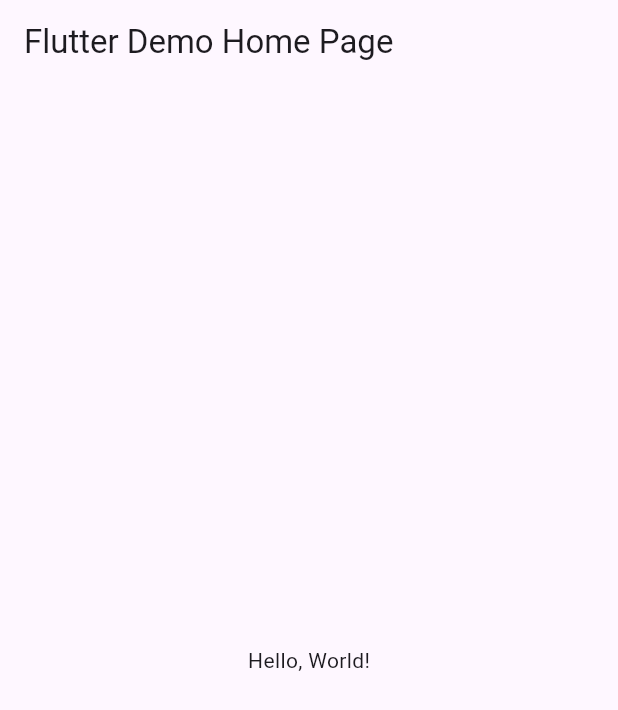
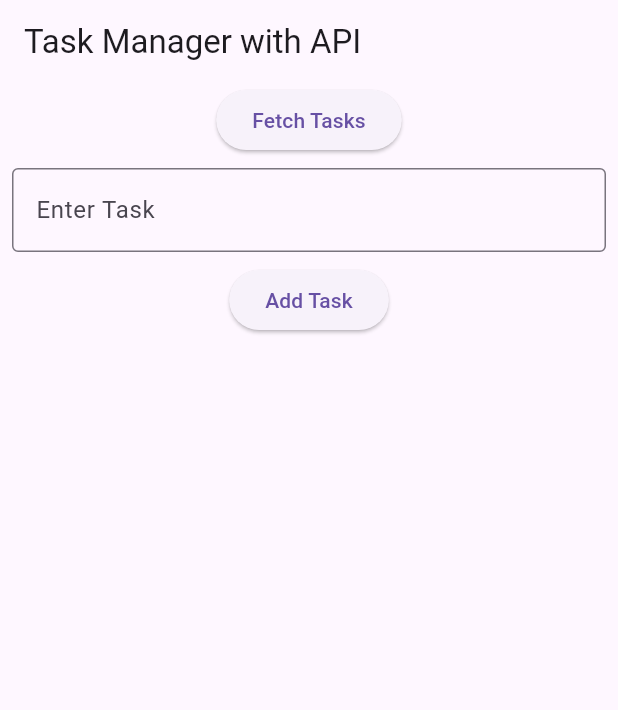
Before and after one commit to anshu200000/flutter_task_manager, a Flutter app: the screen it shows after launch, on a phone screen of 412 x 824 dp. Shown: the top 710 px of the screen. Run offline on Flutter 3.47's test engine with Material 3 defaults, Android fonts, the phone set to English and light mode, and no system bars.

Commit message:
Task Manager Implementation

```diff
--- a/lib/main.dart
+++ b/lib/main.dart
@@ -1,43 +1,25 @@
 import 'package:flutter/material.dart';
+import 'package:provider/provider.dart';
+import 'providers/task_provider.dart';
+import 'screens/task_home.dart';
 
-void main() => runApp(MyApp());
+void main() {
+  runApp(
+    ChangeNotifierProvider(
+      create: (context) => TaskProvider(),
+      child: TaskApp(),
+    ),
+  );
+}
 
-class MyApp extends StatelessWidget {
-  const MyApp({super.key});
-  // This widget is the root of your application.
+class TaskApp extends StatelessWidget {
   @override
   Widget build(BuildContext context) {
     return MaterialApp(
-      // Application name
-      title: 'Flutter Hello World',
-      // Application theme data, you can set the colors for the application as
-      // you want
-      theme: ThemeData(
-        // useMaterial3: false,
-        primarySwatch: Colors.blue,
-      ),
-      // A widget which will be started on application startup
-      home: MyHomePage(title: 'Flutter Demo Home Page'),
+      debugShowCheckedModeBanner: false,
+      title: 'Task Manager',
+      theme: ThemeData(primarySwatch: Colors.blue),
+      home: TaskHome(),
     );
   }
 }
-
-class MyHomePage extends StatelessWidget {
-  final String title;
-  const MyHomePage({super.key, required this.title});
-
-  @override
-  Widget build(BuildContext context) {
-    return Scaffold(
-      appBar: AppBar(
-        // The title text which will be shown on the action bar
-        title: Text(title),
-      ),
-      body: Center(
-        child: Text(
-          'Hello, World!',
-        ),
-      ),
-    );
-  }
-}
--- /dev/null
+++ b/lib/models/task.dart
@@ -0,0 +1,25 @@
+class Task {
+  final int id;
+  final String title;
+  final bool completed;
+
+  Task({required this.id, required this.title, this.completed = false});
+
+  // Convert JSON to Task
+  factory Task.fromJson(Map<String, dynamic> json) {
+    return Task(
+      id: json['id'],
+      title: json['title'],
+      completed: json['completed'] ?? false,
+    );
+  }
+
+  // Convert Task to JSON
+  Map<String, dynamic> toJson() {
+    return {
+      'id': id,
+      'title': title,
+      'completed': completed,
+    };
+  }
+}
--- /dev/null
+++ b/lib/providers/task_provider.dart
@@ -0,0 +1,44 @@
+import 'dart:convert';
+import 'package:flutter/foundation.dart';
+import 'package:http/http.dart' as http;
+import '../models/task.dart';
+
+class TaskProvider with ChangeNotifier {
+  List<Task> _tasks = [];
+  List<Task> get tasks => _tasks;
+
+  final String apiUrl = "https://jsonplaceholder.typicode.com/todos";
+
+  // Fetch tasks from API
+  Future<void> fetchTasks() async {
+    final response = await http.get(Uri.parse(apiUrl));
+    if (response.statusCode == 200) {
+      List<dynamic> data = json.decode(response.body);
+      _tasks = data.take(10).map((e) => Task.fromJson(e)).toList();
+      notifyListeners();
+    } else {
+      throw Exception("Failed to load tasks");
+    }
+  }
+
+  // Add task locally + API
+  Future<void> addTask(String title) async {
+    final newTask = Task(id: _tasks.length + 1, title: title, completed: false);
+    _tasks.add(newTask);
+    notifyListeners();
+
+    await http.post(
+      Uri.parse(apiUrl),
+      headers: {"Content-Type": "application/json"},
+      body: json.encode(newTask.toJson()),
+    );
+  }
+
+  // Delete task locally + API
+  Future<void> deleteTask(int id) async {
+    _tasks.removeWhere((task) => task.id == id);
+    notifyListeners();
+
+    await http.delete(Uri.parse("$apiUrl/$id"));
+  }
+}
--- /dev/null
+++ b/lib/screens/task_home.dart
@@ -0,0 +1,60 @@
+import 'package:flutter/material.dart';
+import 'package:provider/provider.dart';
+import '../providers/task_provider.dart';
+
+class TaskHome extends StatelessWidget {
+  final TextEditingController _controller = TextEditingController();
+
+  @override
+  Widget build(BuildContext context) {
+    final taskProvider = Provider.of<TaskProvider>(context);
+
+    return Scaffold(
+      appBar: AppBar(title: Text("Task Manager with API")),
+      body: Column(
+        children: [
+          ElevatedButton(
+            onPressed: () => taskProvider.fetchTasks(),
+            child: Text("Fetch Tasks"),
+          ),
+          Padding(
+            padding: const EdgeInsets.all(8.0),
+            child: TextField(
+              controller: _controller,
+              decoration: InputDecoration(
+                border: OutlineInputBorder(),
+                labelText: "Enter Task",
+              ),
+            ),
+          ),
+          ElevatedButton(
+            onPressed: () {
+              if (_controller.text.isNotEmpty) {
+                taskProvider.addTask(_controller.text);
+                _controller.clear();
+              }
+            },
+            child: Text("Add Task"),
+          ),
+          Expanded(
+            child: ListView.builder(
+              itemCount: taskProvider.tasks.length,
+              itemBuilder: (context, index) {
+                final task = taskProvider.tasks[index];
+                return Card(
+                  child: ListTile(
+                    title: Text(task.title),
+                    trailing: IconButton(
+                      icon: Icon(Icons.delete, color: Colors.red),
+                      onPressed: () => taskProvider.deleteTask(task.id),
+                    ),
+                  ),
+                );
+              },
+            ),
+          ),
+        ],
+      ),
+    );
+  }
+}
--- a/pubspec.yaml
+++ b/pubspec.yaml
@@ -10,6 +10,8 @@ environment:
 dependencies:
   flutter:
     sdk: flutter
+  provider: ^6.0.5
+  http: ^1.1.0
 
 dev_dependencies:
   flutter_test:
```
